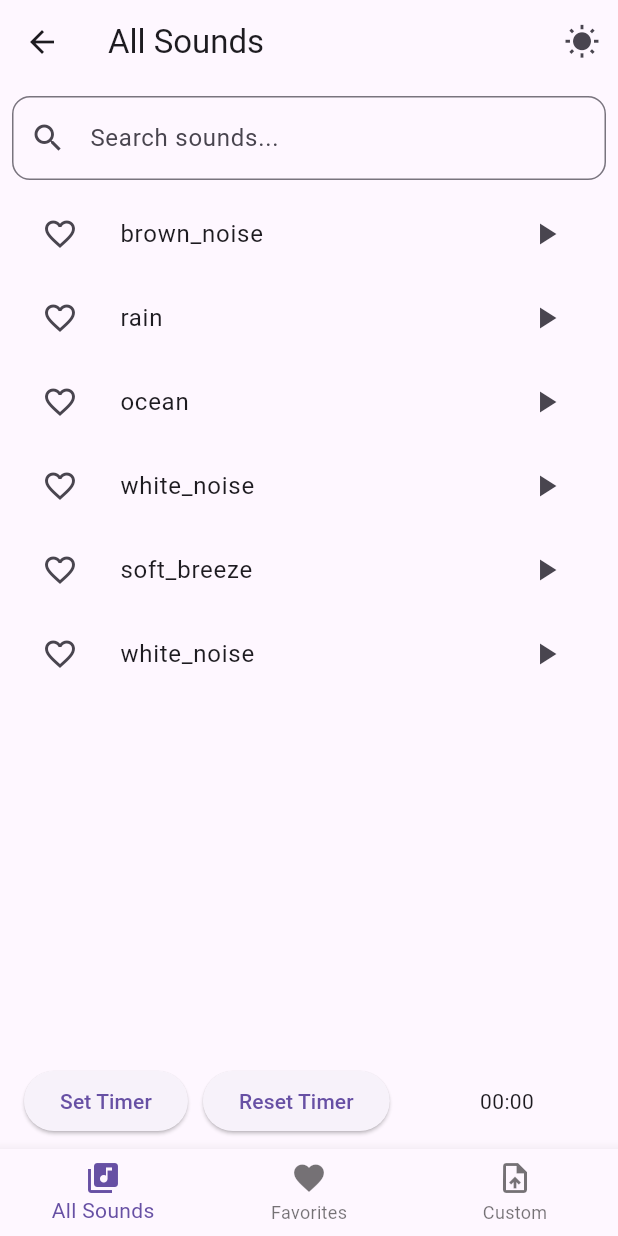
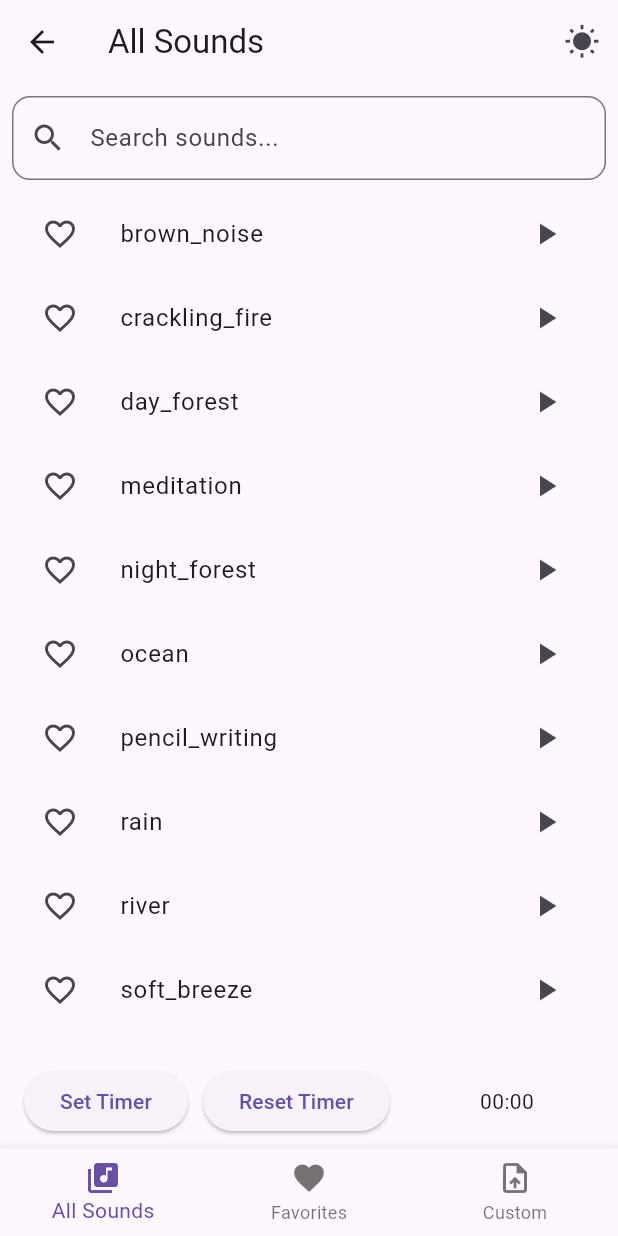
Before and after one commit to evanlee2212/sleep_tracker, a Flutter app: the screen it shows after launch, after a tap on "Sounds", on a phone screen of 412 x 824 dp. Run offline on Flutter 3.47's test engine with Material 3 defaults, Android fonts, the phone set to English and light mode, and no system bars; our stand-ins replace audioplayers, file_picker, firebase_core, shared_preferences; accounts and stored records are empty.

Commit message:
Fixed audioplayer functionality, added more mp3 files

```diff
--- a/lib/Pages/sounds.dart
+++ b/lib/Pages/sounds.dart
@@ -127,8 +127,11 @@ class SoundPlayerPage extends StatefulWidget {
 }
 
 class _SoundPlayerPageState extends State<SoundPlayerPage> with TickerProviderStateMixin {
-  List<String> allSounds = ['assets/brown_noise.mp3', 'assets/rain.mp3',
-    'assets/ocean.mp3', 'assets/white_noise.mp3', 'assets/soft_breeze.mp3', 'assets/white_noise.mp3'];
+  List<String> allSounds = ['assets/brown_noise.mp3', 'assets/crackling_fire.mp3',
+    'assets/day_forest.mp3', 'assets/meditation.mp3', 'assets/night_forest.mp3',
+    'assets/ocean.mp3', 'assets/pencil_writing.mp3', 'assets/rain.mp3',
+    'assets/river.mp3', 'assets/soft_breeze.mp3', 'assets/thunderstorm.mp3',
+    'assets/whirring_fan.mp3', 'assets/white_noise.mp3',];
   List<String> favorites = [];
   String? currentSound;
   double volume = 0.5;
```
Also changed, not shown: pubspec.yaml (+14 -3 lines), 13 other files.
